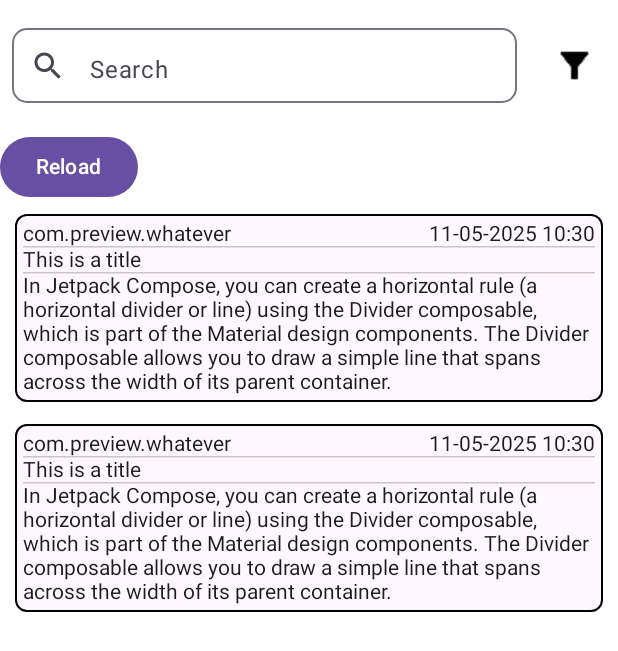
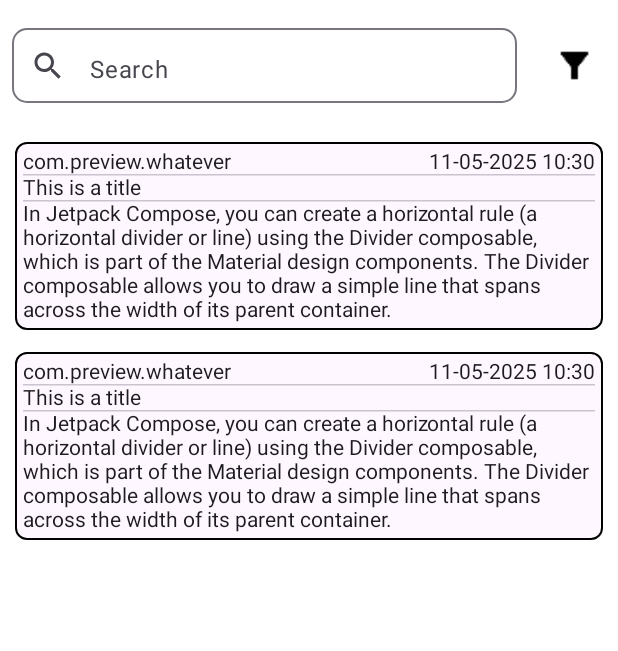
Before and after one commit to dangnguyen2910/NotifTS, an Android app built with Jetpack Compose: the @Preview function ManagerScreenPreview, on a phone screen of 412 x 824 dp. Shown: the top 651 px of the screen. Run offline under Robolectric (Android 15) with nearby library versions, the light colour scheme and no system bars; our stand-ins replace Room's generated code.

Commit message:
ui: change reload button to pull down gesture

```diff
--- a/app/src/main/java/usth/intern/notifts/ui/manager/ManagerScreen.kt
+++ b/app/src/main/java/usth/intern/notifts/ui/manager/ManagerScreen.kt
@@ -23,11 +23,13 @@ import androidx.compose.material.icons.filled.Search
 import androidx.compose.material3.Button
 import androidx.compose.material3.DropdownMenu
 import androidx.compose.material3.DropdownMenuItem
+import androidx.compose.material3.ExperimentalMaterial3Api
 import androidx.compose.material3.Icon
 import androidx.compose.material3.IconButton
 import androidx.compose.material3.LocalTextStyle
 import androidx.compose.material3.OutlinedTextField
 import androidx.compose.material3.Text
+import androidx.compose.material3.pulltorefresh.PullToRefreshBox
 import androidx.compose.runtime.Composable
 import androidx.compose.runtime.MutableState
 import androidx.compose.runtime.collectAsState
@@ -68,11 +70,12 @@ fun ManagerScreen(
     val uiState by managerViewModel.uiState.collectAsState()
 
     ManagerContent(
+        notificationList = uiState.notificationList,
+        onRefresh = { managerViewModel.onReload() },
+        isRefreshing = uiState.isRefreshing,
         // Search related
         query = uiState.query,
-        notificationList = uiState.notificationList,
         onTypingSearch = { managerViewModel.onTypingSearch(it) },
-        onReload = { managerViewModel.onReload() },
         onEnterSearch = { managerViewModel.onEnterSearch(it) },
         // Filter related
         // App filter
@@ -108,7 +111,8 @@ fun ManagerContent(
     onEnterSearch: (String) -> Unit,
     // Notification list
     notificationList: List<Notification>,
-    onReload: () -> Unit,
+    onRefresh: () -> Unit,
+    isRefreshing: Boolean,
     // Apps filter
     onClickAppFilterButton: () -> Unit,
     appList: List<String>,
@@ -186,14 +190,11 @@ fun ManagerContent(
             )
         }
 
-        // TODO: Replace this with scroll down to reload
-        Button(
-            onClick = onReload,
-        ) {
-            Text("Reload")
-        }
-
-        NotificationCardList(notificationList)
+        NotificationCardList(
+            notificationList,
+            isRefreshing = isRefreshing,
+            onRefresh = onRefresh,
+        )
     }
 }
 
@@ -334,13 +335,20 @@ fun FilterDialog(
     }
 }
 
+@OptIn(ExperimentalMaterial3Api::class)
 @Composable
 fun NotificationCardList(
     notificationList: List<Notification>,
+    isRefreshing: Boolean,
+    onRefresh: () -> Unit,
     modifier: Modifier = Modifier
 ) {
     val formatter = SimpleDateFormat("dd-MM-yyyy HH:mm", Locale.getDefault())
 
+    PullToRefreshBox(
+        isRefreshing = isRefreshing,
+        onRefresh = onRefresh,
+    ) {
         LazyColumn(
             modifier = modifier
                 .fillMaxSize()
@@ -355,6 +363,7 @@ fun NotificationCardList(
                     date = dateString,
                 )
                 Spacer(modifier = modifier.height(0.dp))
+            }
         }
     }
 }
@@ -392,7 +401,7 @@ fun ManagerScreenPreview() {
 
     ManagerContent(
         notificationList = notificationList,
-        onReload = {},
+        onRefresh = {},
         onTypingSearch = { _: String -> },
         onEnterSearch = { _: String -> },
         query = "",
@@ -414,5 +423,6 @@ fun ManagerScreenPreview() {
         onConfirmAppFilter = {},
         onCancelAppFilter = {},
         onDateRangeSelected = {},
+        isRefreshing = false,
     )
 }
--- a/app/src/main/java/usth/intern/notifts/ui/manager/ManagerUiState.kt
+++ b/app/src/main/java/usth/intern/notifts/ui/manager/ManagerUiState.kt
@@ -14,4 +14,5 @@ data class ManagerUiState (
     val categoryFilterDialogIsShown: Boolean = false,
     val categorySelectionList: MutableList<String?> = mutableListOf(),
     val dateFilterDialogIsShown: Boolean = false,
+    val isRefreshing: Boolean = false
 )
```
Also changed, not shown: app/src/main/java/usth/intern/notifts/ui/manager/ManagerViewModel.kt (+9 -4 lines). Lines whose indentation alone changed are shown as unchanged.
